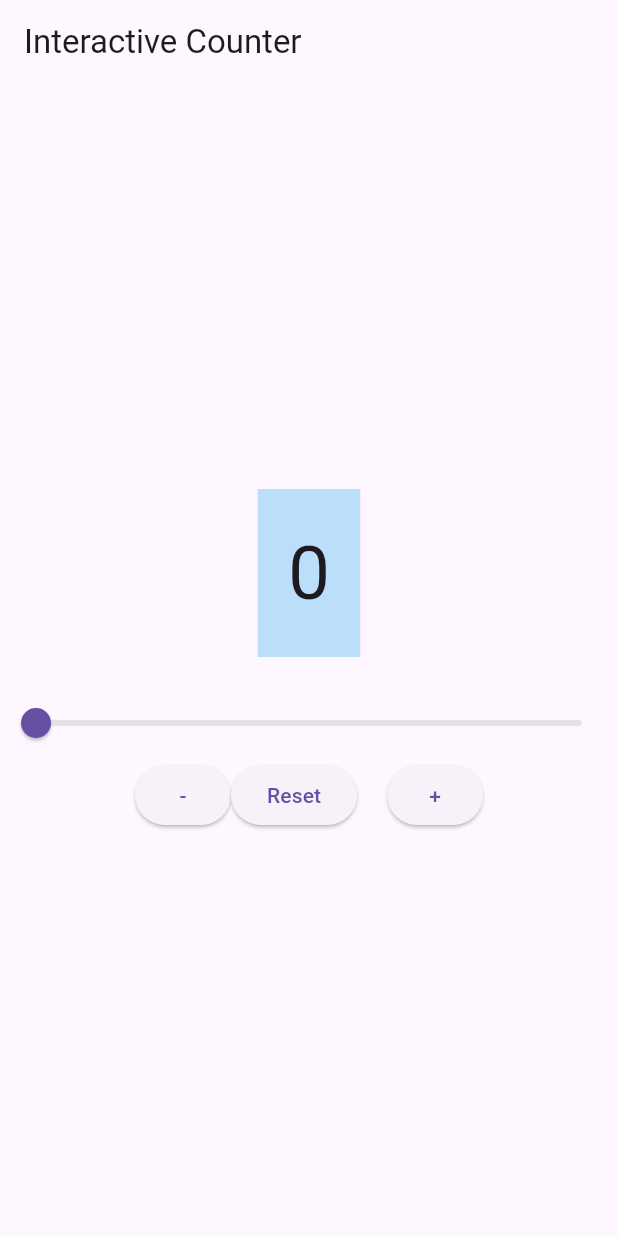
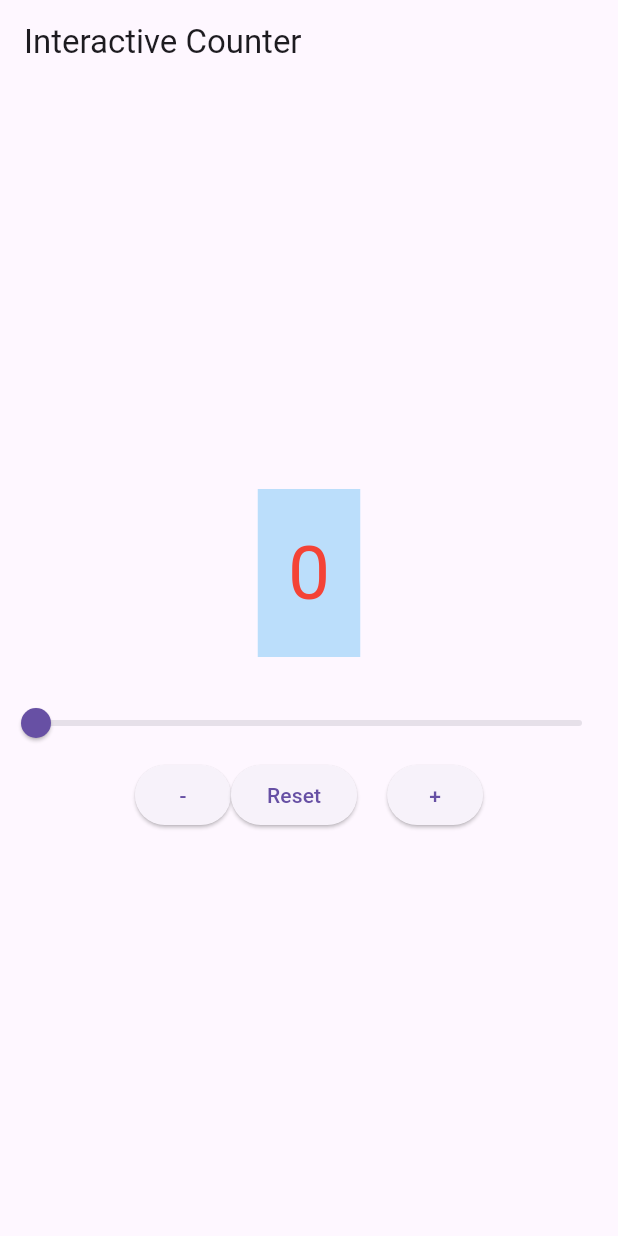
Before and after one commit to AinzOolGown/inclass2, a Flutter app: the screen it shows after launch, on a phone screen of 412 x 824 dp. Run offline on Flutter 3.47's test engine with Material 3 defaults, Android fonts, the phone set to English and light mode, and no system bars; our stand-ins replace confetti.

Commit message:
color changing text implemented

```diff
--- a/inClass4/inclass4/lib/main.dart
+++ b/inClass4/inclass4/lib/main.dart
@@ -36,7 +36,7 @@ class _CounterWidgetState extends State<CounterWidget> {
               padding: EdgeInsets.all(20),
               child: Text(
                 '$_counter',
-                style: TextStyle(fontSize: 50.0),
+                style: TextStyle(fontSize: 50.0, color: _counter > 50 ? Colors.green : _counter == 0 ? Colors.red : Colors.black),
               ),
             ),
           ),
```
